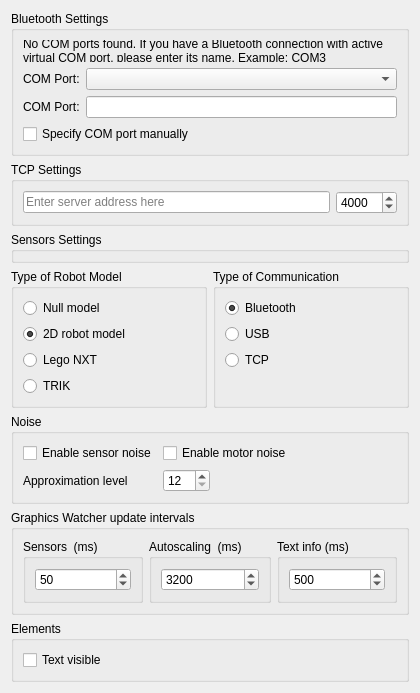
Before: the Qt Designer form plugins/robots/robotsInterpreter/robotSettingsPage.ui in qreal/qreal, drawn with Qt 5.
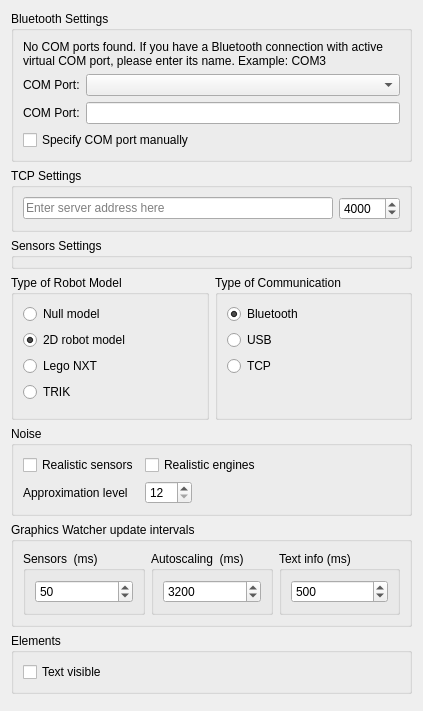
After: the same form once the commit is applied.

Diff of the .ui file:
```diff
--- a/plugins/robots/robotsInterpreter/robotSettingsPage.ui
+++ b/plugins/robots/robotsInterpreter/robotSettingsPage.ui
@@ -6,8 +6,8 @@
    <rect>
     <x>0</x>
     <y>0</y>
-    <width>420</width>
-    <height>693</height>
+    <width>423</width>
+    <height>711</height>
    </rect>
   </property>
   <layout class="QGridLayout" name="gridLayout">
@@ -240,7 +240,7 @@
       <item row="0" column="0">
        <widget class="QCheckBox" name="enableSensorNoiseCheckBox">
         <property name="text">
-         <string>Enable sensor noise</string>
+         <string>Realistic sensors</string>
         </property>
        </widget>
       </item>
@@ -273,7 +273,7 @@
       <item row="0" column="1">
        <widget class="QCheckBox" name="enableMotorNoiseCheckBox">
         <property name="text">
-         <string>Enable motor noise</string>
+         <string>Realistic engines</string>
         </property>
        </widget>
       </item>
@@ -314,7 +314,7 @@
      <property name="title">
       <string>Graphics Watcher update intervals</string>
      </property>
-	 <layout class="QHBoxLayout" name="horizontalLayout1">
+     <layout class="QHBoxLayout" name="horizontalLayout1">
       <item>
        <widget class="QGroupBox" name="sensorUpdateBox">
         <property name="title">
```
Left out of the diff: 3 changed lines with no effect on the pictures.
